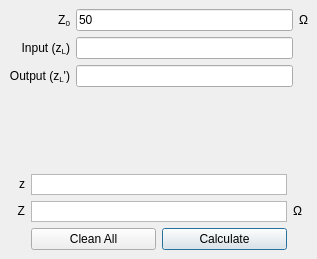
The window that ui/lambda4.ui (urbanij/syRF) describes before a commit, drawn with Qt 5.
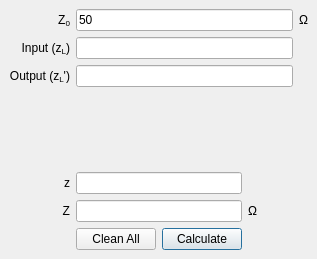
The same window after the commit.

```diff
--- a/ui/lambda4.ui
+++ b/ui/lambda4.ui
@@ -129,52 +129,7 @@
       </item>
       <item>
        <layout class="QGridLayout" name="gridLayout">
-        <item row="1" column="3">
-         <widget class="QLabel" name="label_123">
-          <property name="sizePolicy">
-           <sizepolicy hsizetype="Minimum" vsizetype="Preferred">
-            <horstretch>0</horstretch>
-            <verstretch>0</verstretch>
-           </sizepolicy>
-          </property>
-          <property name="text">
-           <string>&lt;html&gt;&lt;head/&gt;&lt;body&gt;&lt;p&gt;Ω&lt;/p&gt;&lt;/body&gt;&lt;/html&gt;</string>
-          </property>
-          <property name="alignment">
-           <set>Qt::AlignLeading|Qt::AlignLeft|Qt::AlignVCenter</set>
-          </property>
-         </widget>
-        </item>
-        <item row="1" column="1" colspan="2">
-         <widget class="QTextBrowser" name="Zbox111">
-          <property name="maximumSize">
-           <size>
-            <width>16777215</width>
-            <height>21</height>
-           </size>
-          </property>
-          <property name="verticalScrollBarPolicy">
-           <enum>Qt::ScrollBarAlwaysOff</enum>
-          </property>
-         </widget>
-        </item>
-        <item row="1" column="0">
-         <widget class="QLabel" name="label_124">
-          <property name="sizePolicy">
-           <sizepolicy hsizetype="Minimum" vsizetype="Preferred">
-            <horstretch>0</horstretch>
-            <verstretch>0</verstretch>
-           </sizepolicy>
-          </property>
-          <property name="text">
-           <string>&lt;html&gt;&lt;head/&gt;&lt;body&gt;&lt;p&gt;Z&lt;/p&gt;&lt;/body&gt;&lt;/html&gt;</string>
-          </property>
-          <property name="alignment">
-           <set>Qt::AlignRight|Qt::AlignTrailing|Qt::AlignVCenter</set>
-          </property>
-         </widget>
-        </item>
-        <item row="2" column="2">
+        <item row="3" column="2">
          <widget class="QPushButton" name="Calculate_lambda4">
           <property name="text">
            <string>Calculate</string>
@@ -184,26 +139,13 @@
           </property>
          </widget>
         </item>
-        <item row="2" column="1">
+        <item row="3" column="1">
          <widget class="QPushButton" name="clean_lambda4_button">
           <property name="text">
            <string>Clean All</string>
           </property>
          </widget>
         </item>
-        <item row="0" column="1" colspan="2">
-         <widget class="QTextBrowser" name="zbox111">
-          <property name="maximumSize">
-           <size>
-            <width>16777215</width>
-            <height>21</height>
-           </size>
-          </property>
-          <property name="verticalScrollBarPolicy">
-           <enum>Qt::ScrollBarAlwaysOff</enum>
-          </property>
-         </widget>
-        </item>
         <item row="0" column="0">
          <widget class="QLabel" name="label_125">
           <property name="sizePolicy">
@@ -220,6 +162,52 @@
           </property>
          </widget>
         </item>
+        <item row="0" column="1" colspan="2">
+         <widget class="QLineEdit" name="zbox111">
+          <property name="readOnly">
+           <bool>true</bool>
+          </property>
+         </widget>
+        </item>
+        <item row="1" column="1" rowspan="2" colspan="2">
+         <widget class="QLineEdit" name="Zbox111">
+          <property name="readOnly">
+           <bool>true</bool>
+          </property>
+         </widget>
+        </item>
+        <item row="1" column="0" rowspan="2">
+         <widget class="QLabel" name="label_124">
+          <property name="sizePolicy">
+           <sizepolicy hsizetype="Minimum" vsizetype="Preferred">
+            <horstretch>0</horstretch>
+            <verstretch>0</verstretch>
+           </sizepolicy>
+          </property>
+          <property name="text">
+           <string>&lt;html&gt;&lt;head/&gt;&lt;body&gt;&lt;p&gt;Z&lt;/p&gt;&lt;/body&gt;&lt;/html&gt;</string>
+          </property>
+          <property name="alignment">
+           <set>Qt::AlignRight|Qt::AlignTrailing|Qt::AlignVCenter</set>
+          </property>
+         </widget>
+        </item>
+        <item row="1" column="3" rowspan="2">
+         <widget class="QLabel" name="label_123">
+          <property name="sizePolicy">
+           <sizepolicy hsizetype="Minimum" vsizetype="Preferred">
+            <horstretch>0</horstretch>
+            <verstretch>0</verstretch>
+           </sizepolicy>
+          </property>
+          <property name="text">
+           <string>&lt;html&gt;&lt;head/&gt;&lt;body&gt;&lt;p&gt;Ω&lt;/p&gt;&lt;/body&gt;&lt;/html&gt;</string>
+          </property>
+          <property name="alignment">
+           <set>Qt::AlignLeading|Qt::AlignLeft|Qt::AlignVCenter</set>
+          </property>
+         </widget>
+        </item>
        </layout>
       </item>
      </layout>
```
